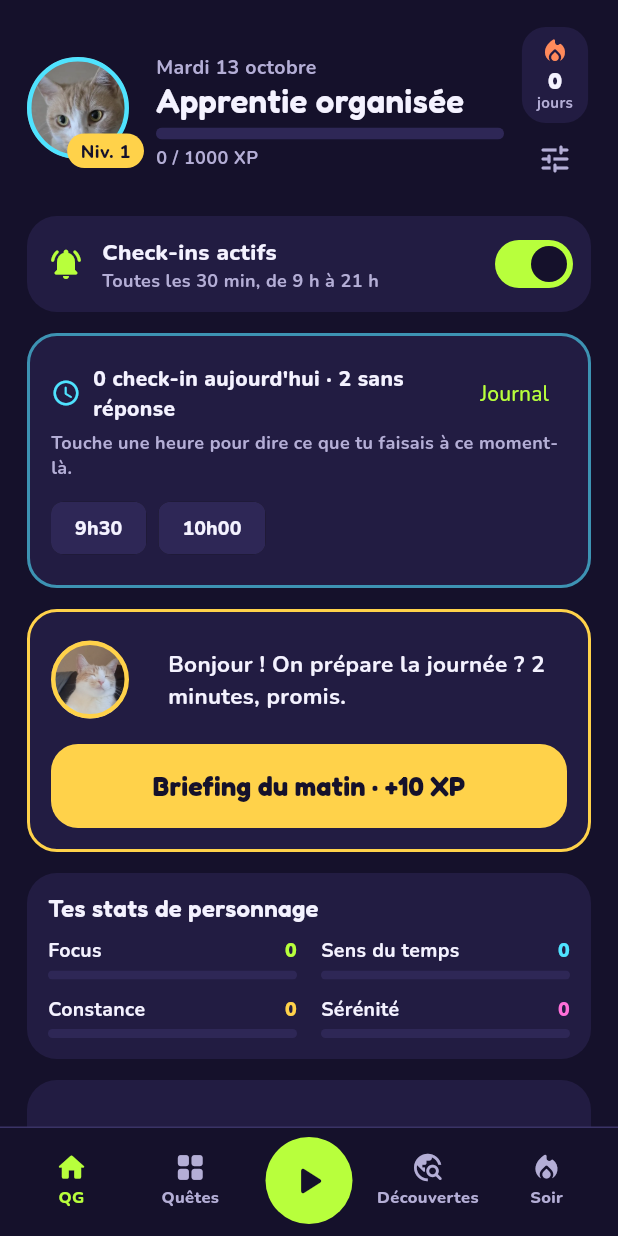
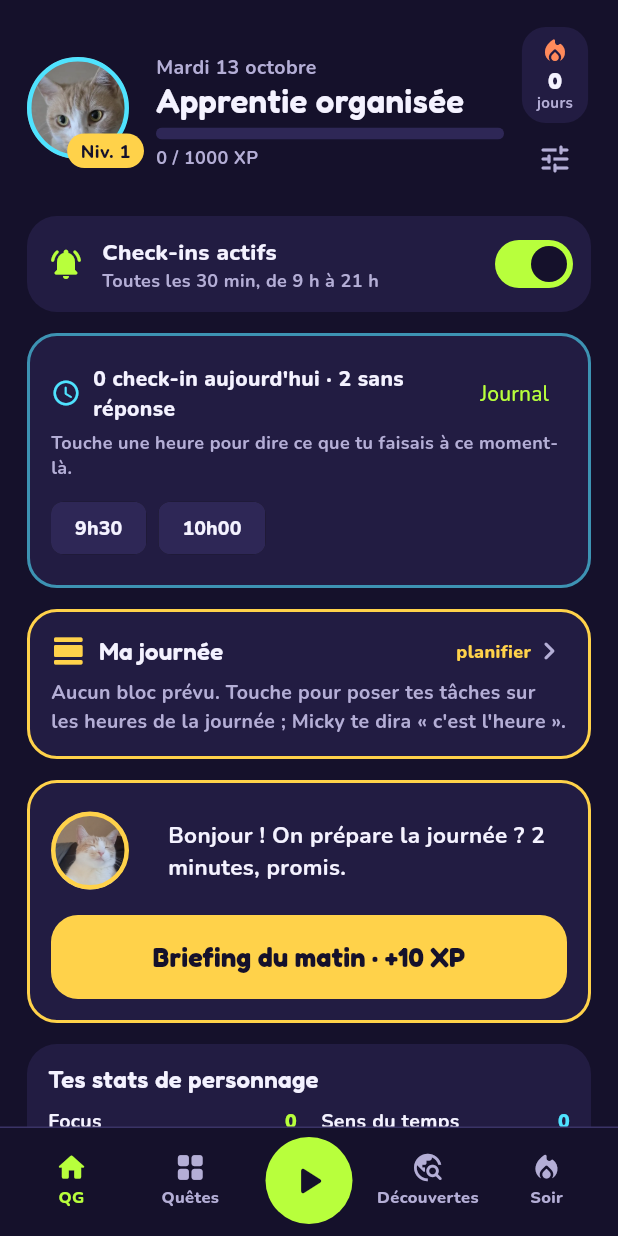
Before and after one commit to CLperso/micky-quest, a Flutter app: the screen it shows after launch, on a phone screen of 412 x 824 dp. Run offline on Flutter 3.47's test engine with Material 3 defaults, Android fonts, the phone set to English and light mode, and no system bars; our stand-ins replace flutter_local_notifications, google_fonts, image_picker, shared_preferences, timezone; missing offline and left inert: android_intent_plus, device_calendar; statements that could not run were skipped.

Commit message:
Carte « Ma journée » bien visible au QG, avec les prochains blocs
Co-Authored-By: Claude Fable 5.1 <noreply@anthropic.com>
Claude-Session: https://claude.ai/code/session_01RpdBqp6TGx7ViFRVJJw6aQ

```diff
--- a/lib/screens/home.dart
+++ b/lib/screens/home.dart
@@ -103,6 +103,8 @@ class HomeScreen extends StatelessWidget {
         const PauseSwitch(),
         const SizedBox(height: 14),
         const MissedCheckins(),
+        const TimetableCard(),
+        const SizedBox(height: 14),
 
         if (!plan.briefingDone) ...[
           Panel(
@@ -163,23 +165,9 @@ class HomeScreen extends StatelessWidget {
         Row(
           children: [
             Expanded(child: Text('Quêtes du jour', style: K.display(20))),
-            TextButton.icon(
-              onPressed: () => openScreen(context, const TimetableScreen()),
-              icon: const Icon(Icons.view_day_rounded, color: K.gold, size: 18),
-              label: const Text('Ma journée'),
-            ),
             TextButton(onPressed: () => openScreen(context, const BriefingScreen()), child: const Text('Modifier')),
           ],
         ),
-        Builder(builder: (context) {
-          final next = store.plannedOn(store.todayKey).where((t) => !t.done && t.plannedAt > DateTime.now().millisecondsSinceEpoch).toList();
-          if (next.isEmpty) return const SizedBox.shrink();
-          final t = next.first;
-          return Padding(
-            padding: const EdgeInsets.only(top: 4, bottom: 6),
-            child: Text('Prochain bloc : ${hm(DateTime.fromMillisecondsSinceEpoch(t.plannedAt))} · ${t.title}', style: K.body(13, color: K.gold)),
-          );
-        }),
         const SizedBox(height: 6),
         _questCard(context, 'pro', 'PRO', plan.pro, K.lime),
         const SizedBox(height: 10),
@@ -451,6 +439,55 @@ class PauseSwitch extends StatelessWidget {
   }
 }
 
+/// Ma journée : les prochains blocs prévus et l'accès au planning.
+class TimetableCard extends StatelessWidget {
+  const TimetableCard({super.key});
+
+  @override
+  Widget build(BuildContext context) {
+    final store = AppScope.of(context);
+    final now = DateTime.now().millisecondsSinceEpoch;
+    final planned = store.plannedOn(store.todayKey).where((t) => !t.done).toList();
+    final next = planned.where((t) => t.plannedAt + t.blockMin * 60000 > now).take(3).toList();
+    return Panel(
+      border: K.gold,
+      child: InkWell(
+        onTap: () => openScreen(context, const TimetableScreen()),
+        child: Column(
+          crossAxisAlignment: CrossAxisAlignment.start,
+          children: [
+            Row(children: [
+              const Icon(Icons.view_day_rounded, color: K.gold),
+              const SizedBox(width: 8),
+              Expanded(child: Text('Ma journée', style: K.display(16))),
+              Text(planned.isEmpty ? 'planifier' : '${planned.length} bloc${planned.length > 1 ? 's' : ''}', style: K.body(12, color: K.gold, w: FontWeight.w800)),
+              const Icon(Icons.chevron_right_rounded, color: K.muted),
+            ]),
+            const SizedBox(height: 6),
+            if (next.isEmpty)
+              Text(
+                planned.isEmpty
+                    ? 'Aucun bloc prévu. Touche pour poser tes tâches sur les heures de la journée ; Micky te dira « c\'est l\'heure ».'
+                    : 'Tous les blocs du jour sont passés.',
+                style: K.body(13, color: K.muted),
+              )
+            else
+              for (final t in next)
+                Padding(
+                  padding: const EdgeInsets.only(bottom: 4),
+                  child: Row(children: [
+                    SizedBox(width: 52, child: Text(hm(DateTime.fromMillisecondsSinceEpoch(t.plannedAt)), style: K.body(14, color: t.plannedAt <= now ? K.coral : K.gold, w: FontWeight.w900))),
+                    Expanded(child: Text(t.title, style: K.body(14), maxLines: 1, overflow: TextOverflow.ellipsis)),
+                    Text('${t.blockMin} min', style: K.body(12, color: K.muted)),
+                  ]),
+                ),
+          ],
+        ),
+      ),
+    );
+  }
+}
+
 /// Objectifs du jour : temps pro (médaille) et objectif perso (ruban pour Micky).
 class DayGoalsCard extends StatelessWidget {
   const DayGoalsCard({super.key});
```
